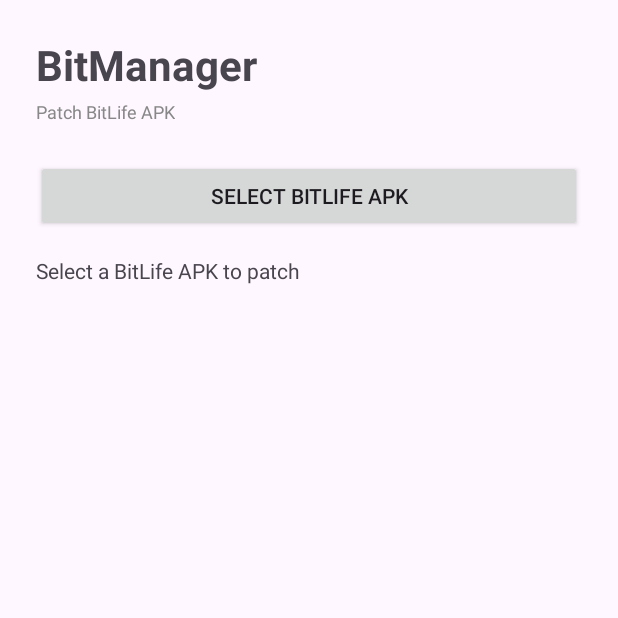
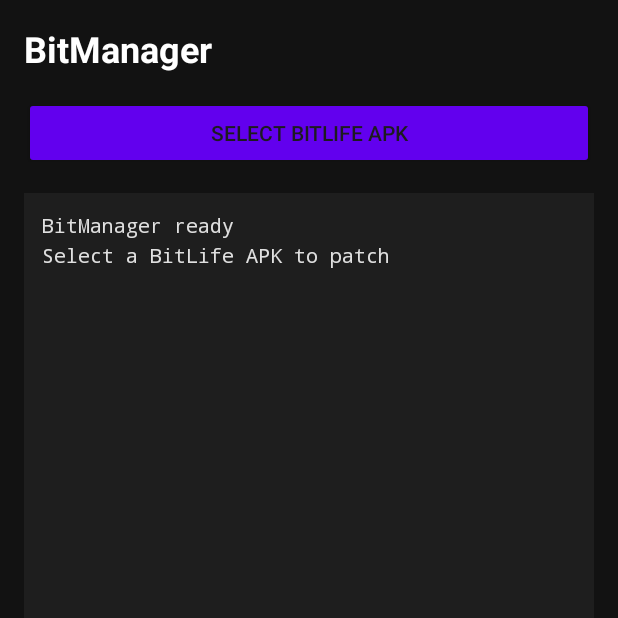
Before and after one commit to S0methingSomething/BitManager, an Android app: the screen it shows after launch (MainActivity), on a phone screen of 412 x 824 dp, the top half of it. Run offline under Robolectric (Android 15) with nearby library versions, the phone set to English and light mode, and no system bars.

Commit message:
feat: ReVanced-style UI with live log output

```diff
--- a/app/src/main/res/layout/activity_main.xml
+++ b/app/src/main/res/layout/activity_main.xml
@@ -1,75 +1,63 @@
 <?xml version="1.0" encoding="utf-8"?>
-<ScrollView xmlns:android="http://schemas.android.com/apk/res/android"
+<LinearLayout xmlns:android="http://schemas.android.com/apk/res/android"
     android:layout_width="match_parent"
-    android:layout_height="match_parent">
-
-    <LinearLayout
-        android:layout_width="match_parent"
-        android:layout_height="wrap_content"
+    android:layout_height="match_parent"
     android:orientation="vertical"
-        android:padding="24dp">
+    android:padding="16dp"
+    android:background="#121212">
 
     <TextView
         android:layout_width="wrap_content"
         android:layout_height="wrap_content"
         android:text="BitManager"
-            android:textSize="28sp"
-            android:textStyle="bold" />
-
-        <TextView
-            android:layout_width="wrap_content"
-            android:layout_height="wrap_content"
-            android:layout_marginTop="4dp"
-            android:text="Patch BitLife APK"
-            android:textSize="12sp"
-            android:textColor="#888" />
+        android:textSize="24sp"
+        android:textStyle="bold"
+        android:textColor="#FFFFFF" />
 
     <Button
         android:id="@+id/selectApkBtn"
         android:layout_width="match_parent"
         android:layout_height="wrap_content"
-            android:layout_marginTop="24dp"
-            android:text="Select BitLife APK" />
+        android:layout_marginTop="16dp"
+        android:text="Select BitLife APK"
+        android:backgroundTint="#6200EE" />
+
+    <ScrollView
+        android:id="@+id/logScroll"
+        android:layout_width="match_parent"
+        android:layout_height="0dp"
+        android:layout_weight="1"
+        android:layout_marginTop="16dp"
+        android:background="#1E1E1E"
+        android:padding="12dp">
 
         <TextView
-            android:id="@+id/status"
-            android:layout_width="wrap_content"
+            android:id="@+id/logView"
+            android:layout_width="match_parent"
             android:layout_height="wrap_content"
-            android:layout_marginTop="16dp"
-            android:text="Select a BitLife APK to patch"
-            android:textSize="14sp" />
-
-        <ProgressBar
-            android:id="@+id/progress"
-            android:layout_width="wrap_content"
-            android:layout_height="wrap_content"
-            android:layout_marginTop="8dp"
-            android:visibility="gone" />
+            android:fontFamily="monospace"
+            android:textSize="13sp"
+            android:textColor="#E0E0E0"
+            android:lineSpacingExtra="4dp" />
+    </ScrollView>
 
     <LinearLayout
         android:id="@+id/patchList"
         android:layout_width="match_parent"
         android:layout_height="wrap_content"
-            android:layout_marginTop="16dp"
-            android:orientation="vertical" />
+        android:layout_marginTop="12dp"
+        android:orientation="vertical"
+        android:visibility="gone" />
 
     <Button
         android:id="@+id/patchBtn"
         android:layout_width="match_parent"
         android:layout_height="wrap_content"
-            android:layout_marginTop="16dp"
+        android:layout_marginTop="12dp"
         android:enabled="false"
         android:visibility="gone"
-            android:text="Patch APK" />
-
-        <Button
-            android:id="@+id/installBtn"
-            android:layout_width="match_parent"
-            android:layout_height="wrap_content"
-            android:layout_marginTop="8dp"
-            android:enabled="false"
-            android:visibility="gone"
-            android:text="Install Patched APK" />
+        android:text="Patch &amp; Install"
+        android:backgroundTint="#03DAC5"
+        android:textColor="#000000" />
 
 </LinearLayout>
-</ScrollView>
```
Also changed, not shown: app/src/main/java/com/bitmanager/MainActivity.java (+72 -52 lines). Lines whose indentation alone changed are shown as unchanged.
